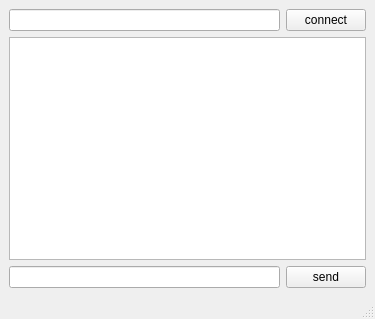
Above: mainwindow.ui from prachpv/TCPClient before the change. Below: the same form after it.
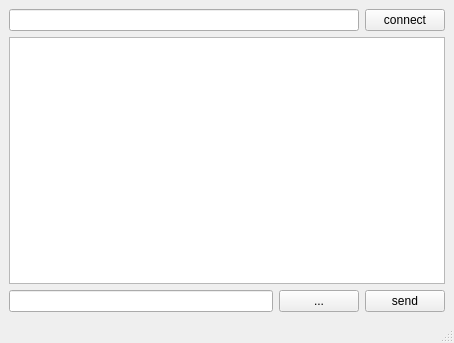
That is the form after the change.

Diff of the .ui file:
```diff
--- a/mainwindow.ui
+++ b/mainwindow.ui
@@ -6,8 +6,8 @@
    <rect>
     <x>0</x>
     <y>0</y>
-    <width>375</width>
-    <height>319</height>
+    <width>454</width>
+    <height>343</height>
    </rect>
   </property>
   <property name="windowTitle">
@@ -39,6 +39,13 @@
         <item>
          <widget class="QLineEdit" name="message"/>
         </item>
+        <item>
+         <widget class="QPushButton" name="pushButton">
+          <property name="text">
+           <string>...</string>
+          </property>
+         </widget>
+        </item>
         <item>
          <widget class="QPushButton" name="send">
           <property name="text">
```
Left out of the diff: 4 changed lines with no effect on the pictures.
